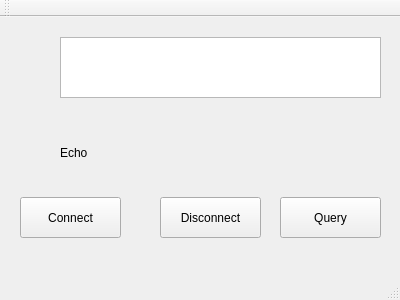
Before: the Qt Designer form NIClient/mainwindow.ui in l3dlp/gesturesio-v0.x-archive, drawn with Qt 5.
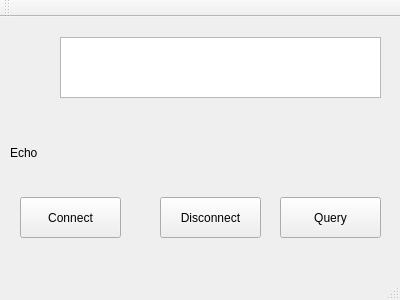
After: the same form once the commit is applied.

Diff of the .ui file:
```diff
--- a/NIClient/mainwindow.ui
+++ b/NIClient/mainwindow.ui
@@ -40,9 +40,9 @@
    <widget class="QLabel" name="serverEchoText">
     <property name="geometry">
      <rect>
-      <x>60</x>
+      <x>10</x>
       <y>100</y>
-      <width>311</width>
+      <width>381</width>
       <height>71</height>
      </rect>
     </property>
```
